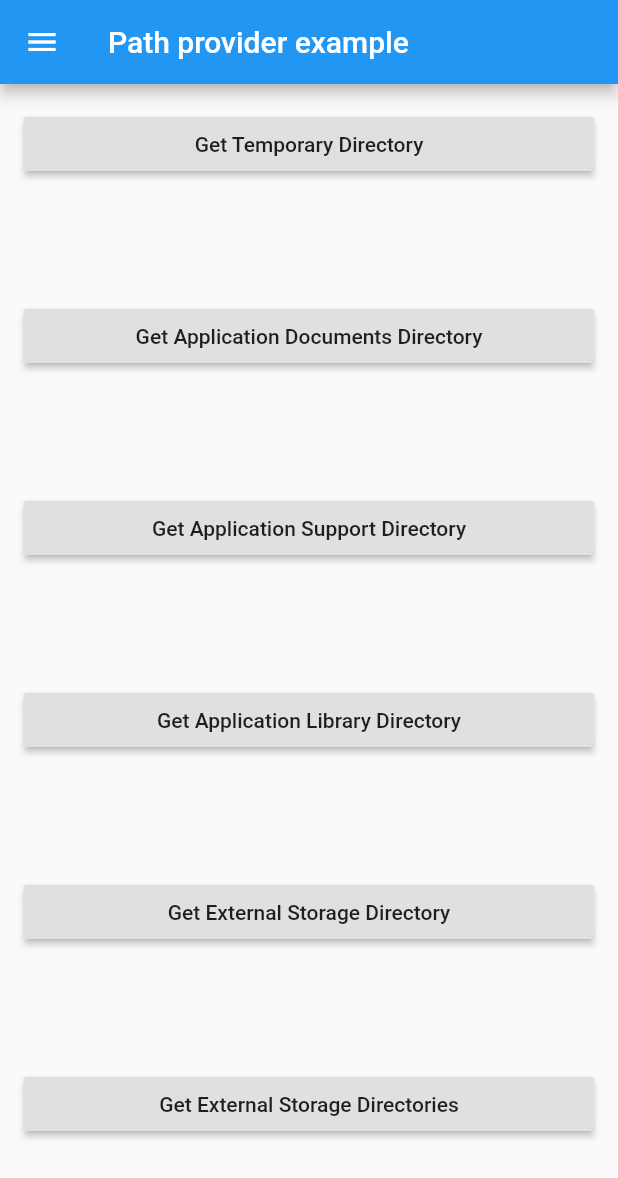
After one commit to StireArLankar/flutter_fb2_reader, a Flutter app: the PathProviderScreen screen opened by its route, on a phone screen of 412 x 824 dp. The commit adds this screen. Shown: the top 1178 px of the screen. Run offline on Flutter 3.47's test engine with Material 2 defaults, Android fonts, the phone set to English and light mode, and no system bars; our stand-ins replace file_picker.

Commit message:
Added path_provider example

```diff
--- a/lib/drawer.dart
+++ b/lib/drawer.dart
@@ -20,11 +20,16 @@ class AppDrawer extends StatelessWidget {
             SizedBox(height: 5),
             Text(
               'Menu!',
-              style: TextStyle(fontSize: 20, fontWeight: FontWeight.bold),
+              style: const TextStyle(fontSize: 20, fontWeight: FontWeight.bold),
             ),
             Divider(),
             Expanded(
-              child: Container(),
+              child: SingleChildScrollView(
+                child: Column(children: [
+                  buildLink(context, 'file-picker', 'file-picker'),
+                  buildLink(context, 'path-provider', 'path-provider'),
+                ]),
+              ),
             ),
           ],
         ),
--- a/lib/main.dart
+++ b/lib/main.dart
@@ -14,7 +14,7 @@ class App extends StatelessWidget {
         primarySwatch: Colors.blue,
         accentColor: Colors.red,
       ),
-      initialRoute: '/',
+      initialRoute: 'file-picker',
       onGenerateRoute: generateRoutes,
     );
   }
--- /dev/null
+++ b/lib/path_provider.dart
@@ -0,0 +1,196 @@
+import 'dart:async';
+import 'dart:io';
+
+import 'package:flutter/material.dart';
+import 'package:path_provider/path_provider.dart';
+
+import 'drawer.dart';
+
+class PathProviderScreen extends StatelessWidget {
+  @override
+  Widget build(BuildContext context) {
+    return Scaffold(
+      body: Center(child: PathProviderApp()),
+      appBar: AppBar(title: const Text('Path provider example')),
+      drawer: AppDrawer(),
+    );
+  }
+}
+
+class PathProviderApp extends StatefulWidget {
+  PathProviderApp({Key key, this.title}) : super(key: key);
+  final String title;
+
+  @override
+  _PathProviderAppState createState() => _PathProviderAppState();
+}
+
+class _PathProviderAppState extends State<PathProviderApp> {
+  Future<Directory> _tempDirectory;
+  Future<Directory> _appSupportDirectory;
+  Future<Directory> _appLibraryDirectory;
+  Future<Directory> _appDocumentsDirectory;
+  Future<Directory> _externalDocumentsDirectory;
+  Future<List<Directory>> _externalStorageDirectories;
+  Future<List<Directory>> _externalCacheDirectories;
+
+  void _requestTempDirectory() {
+    setState(() {
+      _tempDirectory = getTemporaryDirectory();
+    });
+  }
+
+  Widget _buildDirectory(
+    BuildContext context,
+    AsyncSnapshot<Directory> snapshot,
+  ) {
+    var text = const Text('');
+
+    if (snapshot.connectionState == ConnectionState.done) {
+      if (snapshot.hasError) {
+        text = Text('Error: ${snapshot.error}');
+      } else if (snapshot.hasData) {
+        text = Text('path: ${snapshot.data.path}');
+      } else {
+        text = const Text('path unavailable');
+      }
+    }
+
+    return Padding(padding: const EdgeInsets.all(16.0), child: text);
+  }
+
+  Widget _buildDirectories(
+    BuildContext context,
+    AsyncSnapshot<List<Directory>> snapshot,
+  ) {
+    var text = const Text('');
+
+    if (snapshot.connectionState == ConnectionState.done) {
+      if (snapshot.hasError) {
+        text = Text('Error: ${snapshot.error}');
+      } else if (snapshot.hasData) {
+        final combined = snapshot.data.map((Directory d) => d.path).join('\n');
+        text = Text('paths: $combined');
+      } else {
+        text = const Text('path unavailable');
+      }
+    }
+
+    return Padding(padding: const EdgeInsets.all(16.0), child: text);
+  }
+
+  void _requestAppDocumentsDirectory() {
+    setState(() {
+      _appDocumentsDirectory = getApplicationDocumentsDirectory();
+    });
+  }
+
+  void _requestAppSupportDirectory() {
+    setState(() {
+      _appSupportDirectory = getApplicationSupportDirectory();
+    });
+  }
+
+  void _requestAppLibraryDirectory() {
+    setState(() {
+      _appLibraryDirectory = getLibraryDirectory();
+    });
+  }
+
+  void _requestExternalStorageDirectory() {
+    setState(() {
+      _externalDocumentsDirectory = getExternalStorageDirectory();
+    });
+  }
+
+  void _requestExternalStorageDirectories(StorageDirectory type) {
+    setState(() {
+      _externalStorageDirectories = getExternalStorageDirectories(type: type);
+    });
+  }
+
+  void _requestExternalCacheDirectories() {
+    setState(() {
+      _externalCacheDirectories = getExternalCacheDirectories();
+    });
+  }
+
+  List<Widget> buidSomething(
+    Widget label,
+    void Function() onPressed,
+    Future<Directory> future,
+  ) {
+    return [
+      Padding(
+        padding: const EdgeInsets.all(16.0),
+        child: RaisedButton(child: label, onPressed: onPressed),
+      ),
+      FutureBuilder<Directory>(
+        future: future,
+        builder: _buildDirectory,
+      )
+    ];
+  }
+
+  List<Widget> buidSomethingMore(
+    Widget label,
+    void Function() onPressed,
+    Future<List<Directory>> future,
+  ) {
+    return [
+      Padding(
+        padding: const EdgeInsets.all(16.0),
+        child: RaisedButton(child: label, onPressed: onPressed),
+      ),
+      FutureBuilder<List<Directory>>(
+        future: future,
+        builder: _buildDirectories,
+      )
+    ];
+  }
+
+  @override
+  Widget build(BuildContext context) {
+    return Center(
+      child: ListView(
+        children: <Widget>[
+          ...buidSomething(
+            const Text('Get Temporary Directory'),
+            _requestTempDirectory,
+            _tempDirectory,
+          ),
+          ...buidSomething(
+            const Text('Get Application Documents Directory'),
+            _requestAppDocumentsDirectory,
+            _appDocumentsDirectory,
+          ),
+          ...buidSomething(
+            const Text('Get Application Support Directory'),
+            _requestAppSupportDirectory,
+            _appSupportDirectory,
+          ),
+          ...buidSomething(
+            const Text('Get Application Library Directory'),
+            _requestAppLibraryDirectory,
+            _appLibraryDirectory,
+          ),
+          ...buidSomething(
+            const Text("Get External Storage Directory"),
+            _requestExternalStorageDirectory,
+            _externalDocumentsDirectory,
+          ),
+          ...buidSomethingMore(
+            const Text("Get External Storage Directories"),
+            () => _requestExternalStorageDirectories(StorageDirectory.music),
+            _externalStorageDirectories,
+          ),
+          ...buidSomethingMore(
+            const Text("Get External Cache Directories"),
+            _requestExternalCacheDirectories,
+            _externalCacheDirectories,
+          ),
+        ],
+      ),
+    );
+  }
+}
--- a/lib/router.dart
+++ b/lib/router.dart
@@ -1,12 +1,15 @@
 import 'package:flutter/material.dart';
+import 'package:flutter_fb2_reader/path_provider.dart';
 
 import 'drawer.dart';
 import 'file_reader/file_reader.dart';
 
 Route<dynamic> generateRoutes(RouteSettings settings) {
   switch (settings.name) {
-    case '/':
+    case 'file-picker':
       return MaterialPageRoute(builder: (_) => FileReaderScreen());
+    case 'path-provider':
+      return MaterialPageRoute(builder: (_) => PathProviderScreen());
     default:
       return MaterialPageRoute(builder: (_) => DefaultScreen(settings.name));
   }
--- a/pubspec.yaml
+++ b/pubspec.yaml
@@ -14,10 +14,12 @@ description: A new Flutter project.
 version: 1.0.0+1
 
 environment:
-  sdk: '>=2.1.0 <3.0.0'
+  sdk: '>=2.2.2 <3.0.0'
 
 dependencies:
   file_picker: ^1.9.0+1
+  path_provider: ^1.6.8
+  file: ^5.1.0
   flutter:
     sdk: flutter
 
```
Also changed, not shown: pubspec.lock.
